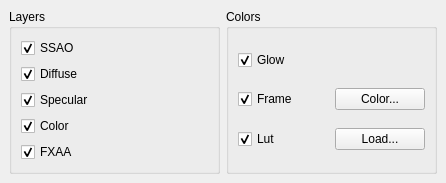
APerricone/PerryEngine, file PerryEditor/renderingoptions.ui: the form before one commit.
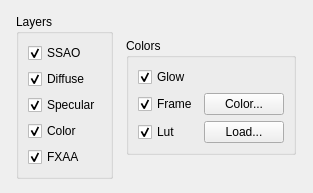
The form after the commit.

Diff of the .ui file:
```diff
--- a/PerryEditor/renderingoptions.ui
+++ b/PerryEditor/renderingoptions.ui
@@ -6,8 +6,8 @@
    <rect>
     <x>0</x>
     <y>0</y>
-    <width>446</width>
-    <height>182</height>
+    <width>313</width>
+    <height>193</height>
    </rect>
   </property>
   <property name="locale">
@@ -20,6 +20,12 @@
    <layout class="QHBoxLayout" name="horizontalLayout_3">
     <item>
      <widget class="QGroupBox" name="groupBox">
+      <property name="sizePolicy">
+       <sizepolicy hsizetype="Fixed" vsizetype="Fixed">
+        <horstretch>0</horstretch>
+        <verstretch>0</verstretch>
+       </sizepolicy>
+      </property>
       <property name="title">
        <string>Layers</string>
       </property>
@@ -79,6 +85,12 @@
     </item>
     <item>
      <widget class="QGroupBox" name="groupBox_2">
+      <property name="sizePolicy">
+       <sizepolicy hsizetype="Fixed" vsizetype="Fixed">
+        <horstretch>0</horstretch>
+        <verstretch>0</verstretch>
+       </sizepolicy>
+      </property>
       <property name="title">
        <string>Colors</string>
       </property>
```
